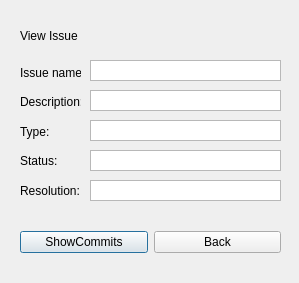
First picture: the form in CSCI334/viewissue.ui, repository mreidss/CSCI334, before the edit.
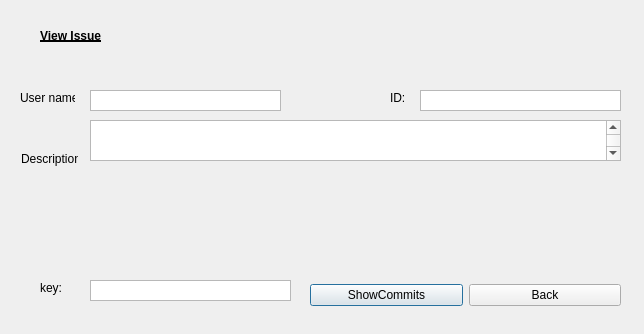
Second picture: the form after the edit.

Commit message: added detailed view issue on double click

What changed in the file:
```diff
--- a/CSCI334/viewissue.ui
+++ b/CSCI334/viewissue.ui
@@ -6,8 +6,8 @@
    <rect>
     <x>0</x>
     <y>0</y>
-    <width>299</width>
-    <height>283</height>
+    <width>644</width>
+    <height>334</height>
    </rect>
   </property>
   <property name="windowTitle">
@@ -18,22 +18,25 @@
     <rect>
      <x>20</x>
      <y>20</y>
-     <width>91</width>
+     <width>231</width>
      <height>31</height>
     </rect>
    </property>
+   <property name="font">
+    <font>
+     <weight>75</weight>
+     <bold>true</bold>
+     <underline>true</underline>
+    </font>
+   </property>
+   <property name="autoFillBackground">
+    <bool>true</bool>
+   </property>
    <property name="text">
     <string>View Issue</string>
    </property>
-  </widget>
-  <widget class="QListWidget" name="listWidget">
-   <property name="geometry">
-    <rect>
-     <x>90</x>
-     <y>60</y>
-     <width>191</width>
-     <height>21</height>
-    </rect>
+   <property name="indent">
+    <number>20</number>
    </property>
   </widget>
   <widget class="QListWidget" name="listWidget_2">
@@ -51,17 +54,29 @@
     <rect>
      <x>90</x>
      <y>120</y>
-     <width>191</width>
-     <height>21</height>
+     <width>531</width>
+     <height>41</height>
     </rect>
    </property>
+   <property name="verticalScrollBarPolicy">
+    <enum>Qt::ScrollBarAlwaysOn</enum>
+   </property>
+   <property name="horizontalScrollBarPolicy">
+    <enum>Qt::ScrollBarAlwaysOff</enum>
+   </property>
+   <property name="isWrapping" stdset="0">
+    <bool>false</bool>
+   </property>
+   <property name="wordWrap">
+    <bool>true</bool>
+   </property>
   </widget>
   <widget class="QListWidget" name="listWidget_4">
    <property name="geometry">
     <rect>
-     <x>90</x>
-     <y>150</y>
-     <width>191</width>
+     <x>420</x>
+     <y>90</y>
+     <width>201</width>
      <height>21</height>
     </rect>
    </property>
@@ -70,66 +85,19 @@
    <property name="geometry">
     <rect>
      <x>90</x>
-     <y>180</y>
-     <width>191</width>
+     <y>280</y>
+     <width>201</width>
      <height>21</height>
     </rect>
    </property>
   </widget>
-  <widget class="QWidget" name="">
+  <widget class="QWidget" name="layoutWidget">
    <property name="geometry">
     <rect>
-     <x>20</x>
-     <y>61</y>
-     <width>61</width>
-     <height>141</height>
-    </rect>
-   </property>
-   <layout class="QVBoxLayout" name="verticalLayout">
-    <item>
-     <widget class="QLabel" name="label_2">
-      <property name="text">
-       <string>Issue name:</string>
-      </property>
-     </widget>
-    </item>
-    <item>
-     <widget class="QLabel" name="label_3">
-      <property name="text">
-       <string>Description:</string>
-      </property>
-     </widget>
-    </item>
-    <item>
-     <widget class="QLabel" name="label_4">
-      <property name="text">
-       <string>Type:</string>
-      </property>
-     </widget>
-    </item>
-    <item>
-     <widget class="QLabel" name="label_5">
-      <property name="text">
-       <string>Status:</string>
-      </property>
-     </widget>
-    </item>
-    <item>
-     <widget class="QLabel" name="label_6">
-      <property name="text">
-       <string>Resolution:</string>
-      </property>
-     </widget>
-    </item>
-   </layout>
-  </widget>
-  <widget class="QWidget" name="">
-   <property name="geometry">
-    <rect>
-     <x>20</x>
-     <y>230</y>
-     <width>261</width>
-     <height>25</height>
+     <x>310</x>
+     <y>270</y>
+     <width>311</width>
+     <height>51</height>
     </rect>
    </property>
    <layout class="QHBoxLayout" name="horizontalLayout">
@@ -149,6 +117,66 @@
     </item>
    </layout>
   </widget>
+  <widget class="QLabel" name="label_2">
+   <property name="geometry">
+    <rect>
+     <x>20</x>
+     <y>90</y>
+     <width>55</width>
+     <height>16</height>
+    </rect>
+   </property>
+   <property name="text">
+    <string>User name:</string>
+   </property>
+  </widget>
+  <widget class="QLabel" name="label_5">
+   <property name="geometry">
+    <rect>
+     <x>390</x>
+     <y>90</y>
+     <width>16</width>
+     <height>16</height>
+    </rect>
+   </property>
+   <property name="text">
+    <string>ID:</string>
+   </property>
+  </widget>
+  <widget class="QLabel" name="label_3">
+   <property name="geometry">
+    <rect>
+     <x>21</x>
+     <y>151</y>
+     <width>57</width>
+     <height>16</height>
+    </rect>
+   </property>
+   <property name="text">
+    <string>Description:</string>
+   </property>
+  </widget>
+  <widget class="QLabel" name="label_6">
+   <property name="geometry">
+    <rect>
+     <x>40</x>
+     <y>280</y>
+     <width>21</width>
+     <height>16</height>
+    </rect>
+   </property>
+   <property name="text">
+    <string>key:</string>
+   </property>
+  </widget>
+  <zorder>label</zorder>
+  <zorder>name</zorder>
+  <zorder>description</zorder>
+  <zorder>id</zorder>
+  <zorder>key</zorder>
+  <zorder>layoutWidget</zorder>
+  <zorder>layoutWidget</zorder>
+  <zorder>Back</zorder>
  </widget>
  <resources/>
  <connections/>
```
Left out of the diff: 8 changed lines with no effect on the pictures. The commit also changes 5 other files.
